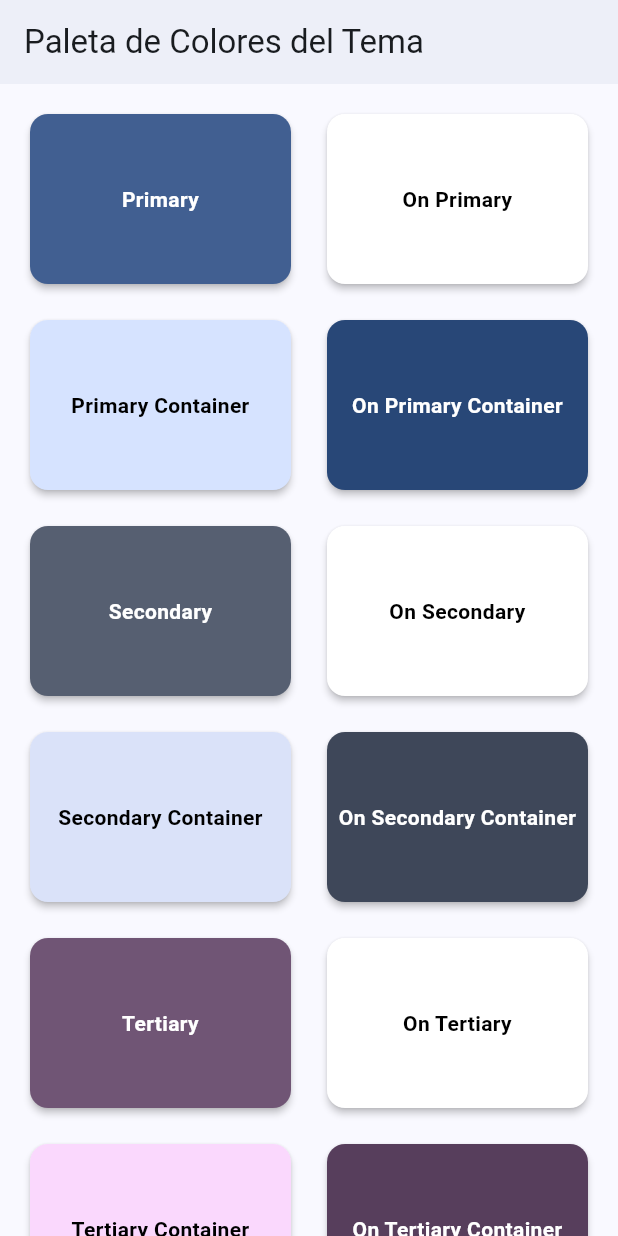
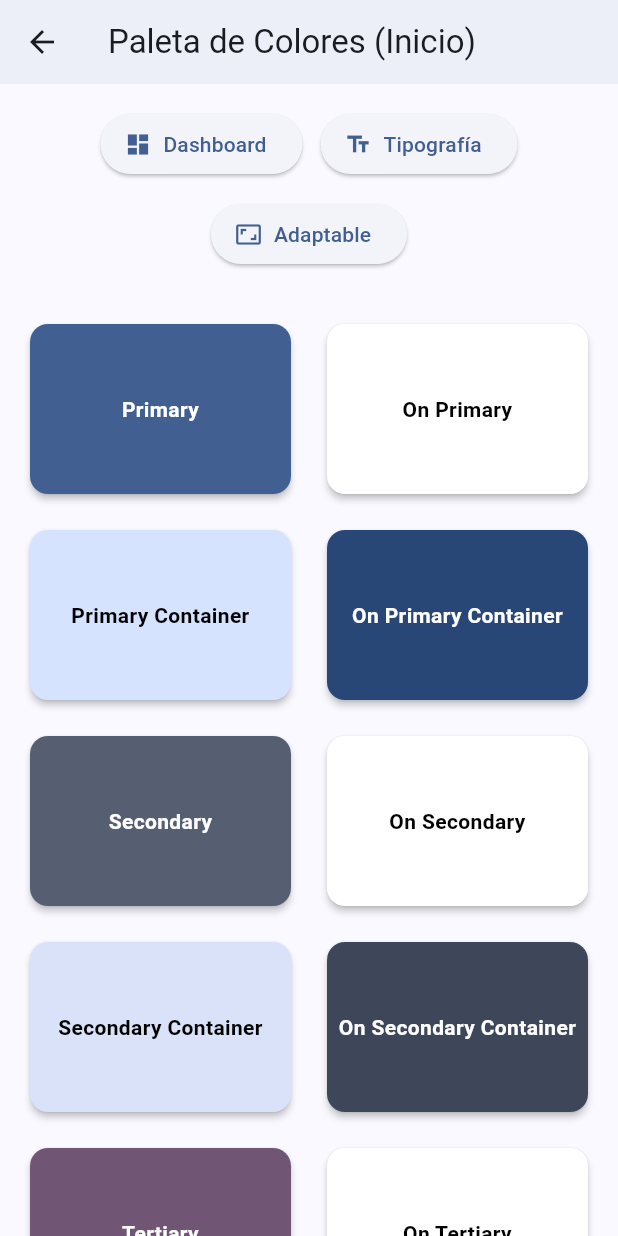
Before and after one commit to Juliocpo946/practicas_moviles, a Flutter app: the screen it shows after launch, on a phone screen of 412 x 824 dp. Run offline on Flutter 3.47's test engine with Material 3 defaults, Android fonts, the phone set to English and light mode, and no system bars; our stand-ins replace device_preview.

Commit message:
implementacion de naveagcion

```diff
--- a/lib/MyApp.dart
+++ b/lib/MyApp.dart
@@ -1,7 +1,7 @@
 import 'package:flutter/material.dart';
 import 'package:device_preview/device_preview.dart';
-import 'screens/color_card_screen.dart';
-//import 'screens/typography_screen.dart';
+import 'core/route/app_router.dart';
+import 'core/route/app_routes.dart';
 import 'core/theme.dart';
 
 class MyApp extends StatelessWidget {
@@ -13,14 +13,11 @@ class MyApp extends StatelessWidget {
       locale: DevicePreview.locale(context),
       builder: DevicePreview.appBuilder,
       debugShowCheckedModeBanner: false,
-      theme: MaterialTheme(
-          Theme.of(context).textTheme
-      ).light(),
-      darkTheme: MaterialTheme(
-          Theme.of(context).textTheme
-      ).dark(),
+      theme: MaterialTheme(Theme.of(context).textTheme).light(),
+      darkTheme: MaterialTheme(Theme.of(context).textTheme).dark(),
       themeMode: ThemeMode.system,
-      home: const ColorCardScreen(), //const TypographyScreen(),
+      initialRoute: AppRoutes.colors,
+      onGenerateRoute: AppRouter.onGenerateRoute,
     );
   }
 }
--- a/lib/core/route/app_router.dart
+++ b/lib/core/route/app_router.dart
@@ -1,10 +1,32 @@
-import 'package:flutter/cupertino.dart';
+import 'package:flutter/material.dart';
+import 'app_routes.dart';
+import '../../screens/color_card_screen.dart';
+import '../../screens/dashboard_screen.dart';
+import '../../screens/responsive_card_screen.dart';
+import '../../screens/typography_screen.dart';
 
-class AppRouter{
-  static Route<dynamic>? onGenerateroute(RouteSettings settings){
-    switch (settings.name){
-      case AppRoutes.home:
-
+class AppRouter {
+  static Route<dynamic>? onGenerateRoute(RouteSettings settings) {
+    switch (settings.name) {
+      case AppRoutes.colors:
+        return MaterialPageRoute(builder: (_) => const ColorCardScreen());
+      case AppRoutes.dashboard:
+        return MaterialPageRoute(builder: (_) => const DashboardScreen());
+      case AppRoutes.typography:
+        return MaterialPageRoute(builder: (_) => const TypographyScreen());
+      case AppRoutes.responsive:
+        final message = settings.arguments as String?;
+        return MaterialPageRoute(
+          builder: (_) => ResponsiveCardScreen(message: message ?? 'Sin mensaje'),
+        );
+      default:
+        return MaterialPageRoute(
+          builder: (_) => Scaffold(
+            body: Center(
+              child: Text('Ruta no encontrada: ${settings.name}'),
+            ),
+          ),
+        );
     }
   }
 }
--- a/lib/core/route/app_routes.dart
+++ b/lib/core/route/app_routes.dart
@@ -1,4 +1,7 @@
-class AppRoutes{
-  static const hotm = '/';
+class AppRoutes {
+  static const String dashboard = '/dashboard';
+  static const String colors = '/colors';
+  static const String typography = '/typography';
+  static const String responsive = '/responsive';
 
 }
--- a/lib/screens/color_card_screen.dart
+++ b/lib/screens/color_card_screen.dart
@@ -1,5 +1,6 @@
 import 'package:flutter/material.dart';
 import '../widgets/color_card.dart';
+import '../widgets/app_navigation.dart';
 
 class ColorCardScreen extends StatelessWidget {
   const ColorCardScreen({super.key});
@@ -33,10 +34,14 @@ class ColorCardScreen extends StatelessWidget {
 
     return Scaffold(
       appBar: AppBar(
-        title: const Text('Paleta de Colores del Tema'),
+        title: const Text('Paleta de Colores (Inicio)'),
         elevation: 2,
       ),
-      body: LayoutBuilder(
+      body: Column(
+        children: [
+          const AppNavigation(),
+          Expanded(
+            child: LayoutBuilder(
               builder: (context, constraints) {
                 final crossAxisCount = (constraints.maxWidth / 200).floor().clamp(2, 6);
                 return GridView.builder(
@@ -59,6 +64,9 @@ class ColorCardScreen extends StatelessWidget {
                 );
               },
             ),
+          ),
+        ],
+      ),
     );
   }
 }
--- a/lib/screens/typography_screen.dart
+++ b/lib/screens/typography_screen.dart
@@ -28,6 +28,10 @@ class TypographyScreen extends StatelessWidget {
     return Scaffold(
       appBar: AppBar(
         title: const Text('Tipografías del Tema'),
+        leading: IconButton(
+          icon: const Icon(Icons.arrow_back),
+          onPressed: () => Navigator.pop(context),
+        ),
       ),
       body: ListView.builder(
         itemCount: typographyStyles.length,
--- /dev/null
+++ b/lib/widgets/app_navigation.dart
@@ -0,0 +1,45 @@
+import 'package:flutter/material.dart';
+import '../core/route/app_routes.dart';
+
+class AppNavigation extends StatelessWidget {
+  const AppNavigation({super.key});
+
+  @override
+  Widget build(BuildContext context) {
+    return Padding(
+      padding: const EdgeInsets.all(16.0),
+      child: Wrap(
+        spacing: 12.0,
+        runSpacing: 12.0,
+        alignment: WrapAlignment.center,
+        children: <Widget>[
+          ElevatedButton.icon(
+            icon: const Icon(Icons.dashboard),
+            label: const Text('Dashboard'),
+            onPressed: () {
+              Navigator.pushNamed(context, AppRoutes.dashboard);
+            },
+          ),
+          ElevatedButton.icon(
+            icon: const Icon(Icons.text_fields),
+            label: const Text('Tipografía'),
+            onPressed: () {
+              Navigator.pushNamed(context, AppRoutes.typography);
+            },
+          ),
+          ElevatedButton.icon(
+            icon: const Icon(Icons.aspect_ratio),
+            label: const Text('Adaptable'),
+            onPressed: () {
+              Navigator.pushNamed(
+                context,
+                AppRoutes.responsive,
+                arguments: 'Hola desde Colores!',
+              );
+            },
+          ),
+        ],
+      ),
+    );
+  }
+}
```
Also changed, not shown: lib/screens/dashboard_screen.dart (+9 -2 lines), lib/screens/responsive_card_screen.dart (+23 -4 lines). Lines whose indentation alone changed are shown as unchanged.
